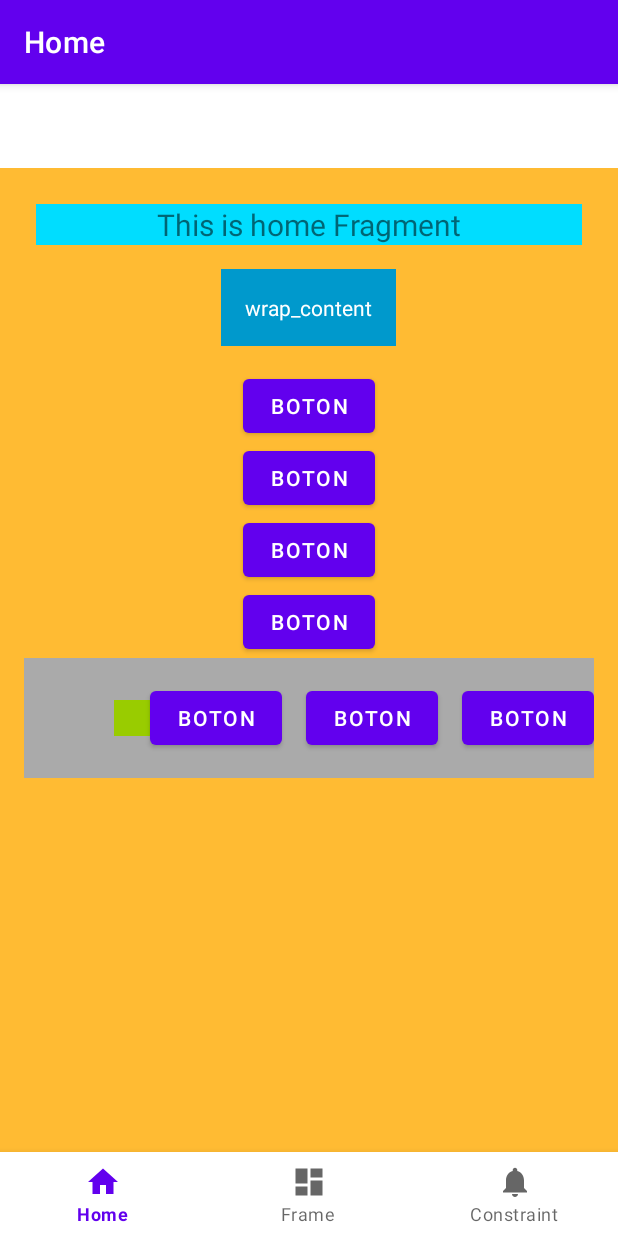
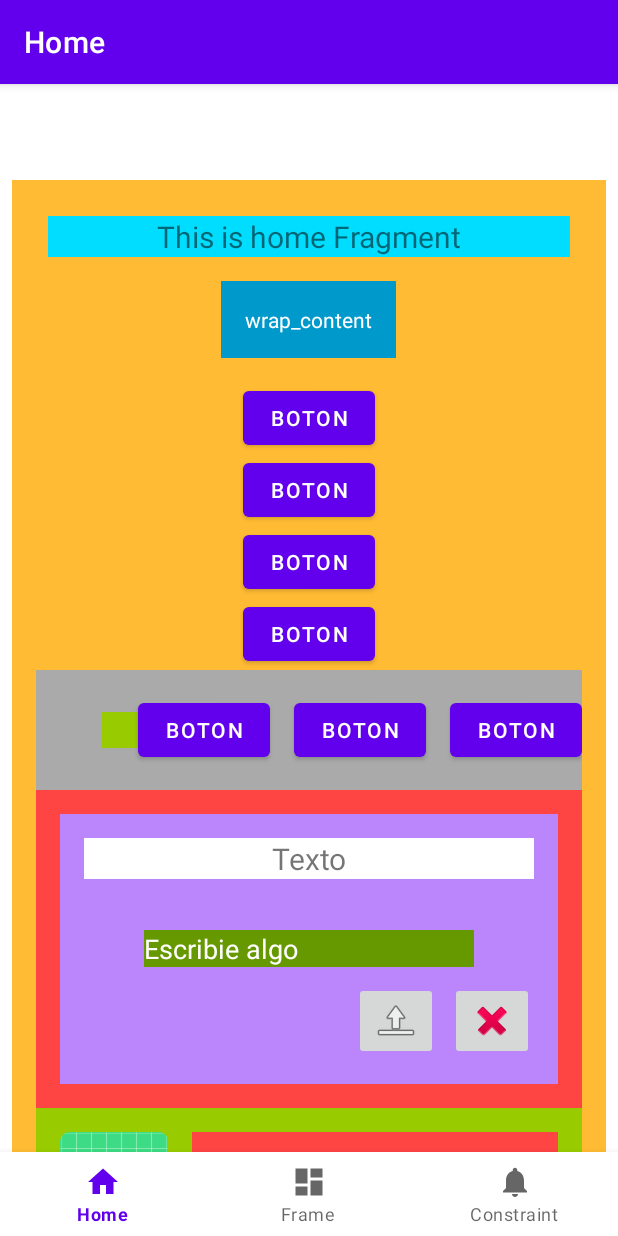
Before and after one commit to SotoMatiasE/KotlinAdvance, an Android app: the screen it shows after launch (MainActivity), on a phone screen of 412 x 824 dp. Run offline under Robolectric (Android 15) with nearby library versions, the phone set to English and light mode, and no system bars; our stand-ins replace navigation-ui.

Commit message:
otro commit

```diff
--- a/app/src/main/res/layout/fragment_frame.xml
+++ b/app/src/main/res/layout/fragment_frame.xml
@@ -4,6 +4,7 @@
     xmlns:tools="http://schemas.android.com/tools"
     android:layout_width="match_parent"
     android:layout_height="match_parent"
+    android:padding="16dp"
     android:background="@android:color/holo_red_light"
     tools:context=".ui.dashboard.DashboardFragment">
 
--- a/app/src/main/res/layout/fragment_linear.xml
+++ b/app/src/main/res/layout/fragment_linear.xml
@@ -1,13 +1,18 @@
 <?xml version="1.0" encoding="utf-8"?>
-<LinearLayout xmlns:android="http://schemas.android.com/apk/res/android"
+<ScrollView xmlns:android="http://schemas.android.com/apk/res/android"
     xmlns:tools="http://schemas.android.com/tools"
     android:layout_width="match_parent"
     android:layout_height="match_parent"
+    android:padding="8dp"
+    tools:context=".ui.home.HomeFragment">
+
+<LinearLayout
+android:layout_width="match_parent"
+android:layout_height="wrap_content"
 android:orientation="vertical"
 android:gravity="center_horizontal"
 android:padding="16dp"
-    android:background="@android:color/holo_orange_light"
-    tools:context=".ui.home.HomeFragment">
+android:background="@android:color/holo_orange_light">
 
 <TextView
     android:id="@+id/text_home"
@@ -74,4 +79,8 @@
         android:text="Boton"/>
 
 </LinearLayout>
+
+<include layout="@layout/fragment_frame"/>
+<include layout="@layout/fragment_constraint"/>
 </LinearLayout>
+</ScrollView>
```
Lines whose indentation alone changed are shown as unchanged.
